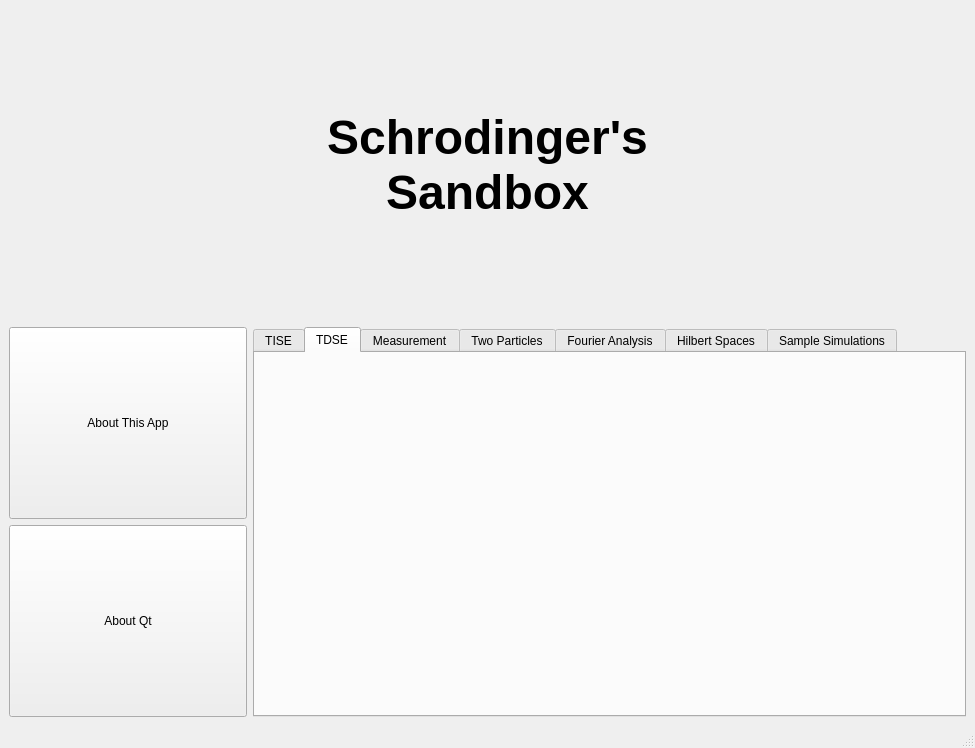
The window that mainwindow.ui (ambeech1/QSandbox) describes before a commit, drawn with Qt 5.
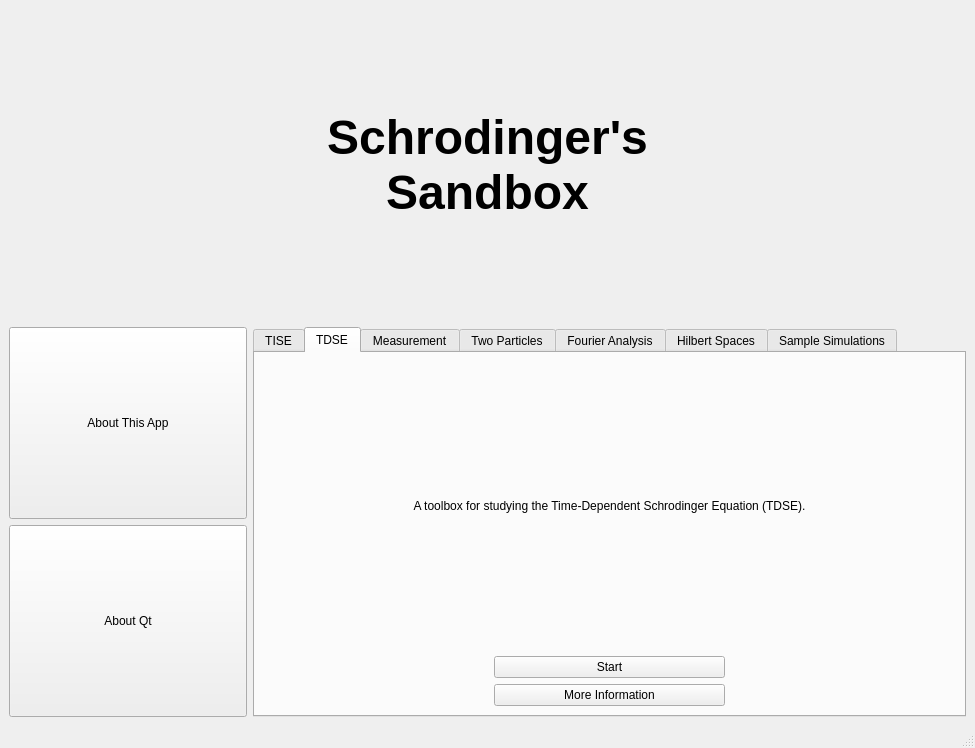
The same window after the commit. The open tabs and pages were chosen to show the change.

Commit message: Added a window for the TDSE module.

Patch:
```diff
--- a/mainwindow.ui
+++ b/mainwindow.ui
@@ -205,6 +205,72 @@
            <attribute name="title">
             <string>TDSE</string>
            </attribute>
+           <layout class="QVBoxLayout" name="verticalLayout_7">
+            <item>
+             <layout class="QVBoxLayout" name="verticalLayout_6">
+              <item>
+               <widget class="QLabel" name="label_3">
+                <property name="text">
+                 <string>A toolbox for studying the Time-Dependent Schrodinger Equation (TDSE).</string>
+                </property>
+                <property name="alignment">
+                 <set>Qt::AlignmentFlag::AlignCenter</set>
+                </property>
+               </widget>
+              </item>
+              <item>
+               <layout class="QGridLayout" name="gridLayout_3">
+                <item row="0" column="1">
+                 <widget class="QPushButton" name="startTdse">
+                  <property name="sizePolicy">
+                   <sizepolicy hsizetype="Expanding" vsizetype="Fixed">
+                    <horstretch>0</horstretch>
+                    <verstretch>0</verstretch>
+                   </sizepolicy>
+                  </property>
+                  <property name="text">
+                   <string>Start</string>
+                  </property>
+                 </widget>
+                </item>
+                <item row="1" column="1">
+                 <widget class="QPushButton" name="tdseInfo">
+                  <property name="text">
+                   <string>More Information</string>
+                  </property>
+                 </widget>
+                </item>
+                <item row="0" column="0">
+                 <spacer name="horizontalSpacer_3">
+                  <property name="orientation">
+                   <enum>Qt::Orientation::Horizontal</enum>
+                  </property>
+                  <property name="sizeHint" stdset="0">
+                   <size>
+                    <width>40</width>
+                    <height>20</height>
+                   </size>
+                  </property>
+                 </spacer>
+                </item>
+                <item row="0" column="2">
+                 <spacer name="horizontalSpacer_4">
+                  <property name="orientation">
+                   <enum>Qt::Orientation::Horizontal</enum>
+                  </property>
+                  <property name="sizeHint" stdset="0">
+                   <size>
+                    <width>40</width>
+                    <height>20</height>
+                   </size>
+                  </property>
+                 </spacer>
+                </item>
+               </layout>
+              </item>
+             </layout>
+            </item>
+           </layout>
           </widget>
           <widget class="QWidget" name="measurement">
            <attribute name="title">
```
Left out of the diff: 2 changed lines with no effect on the pictures. The commit also changes 7 other files.
